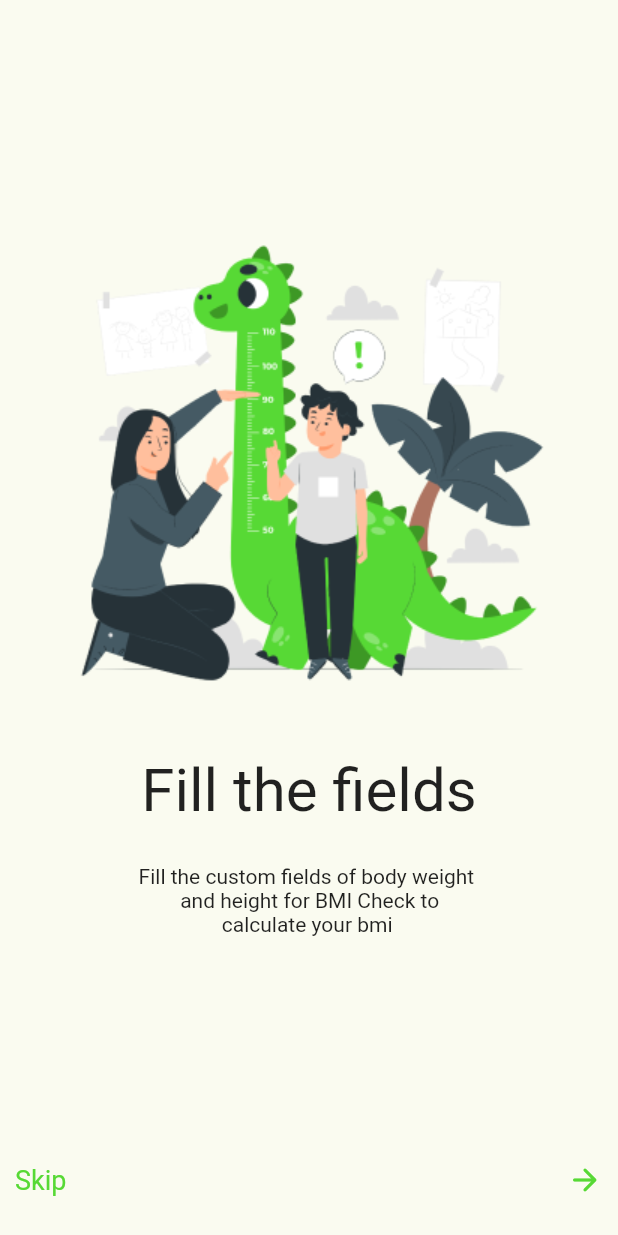
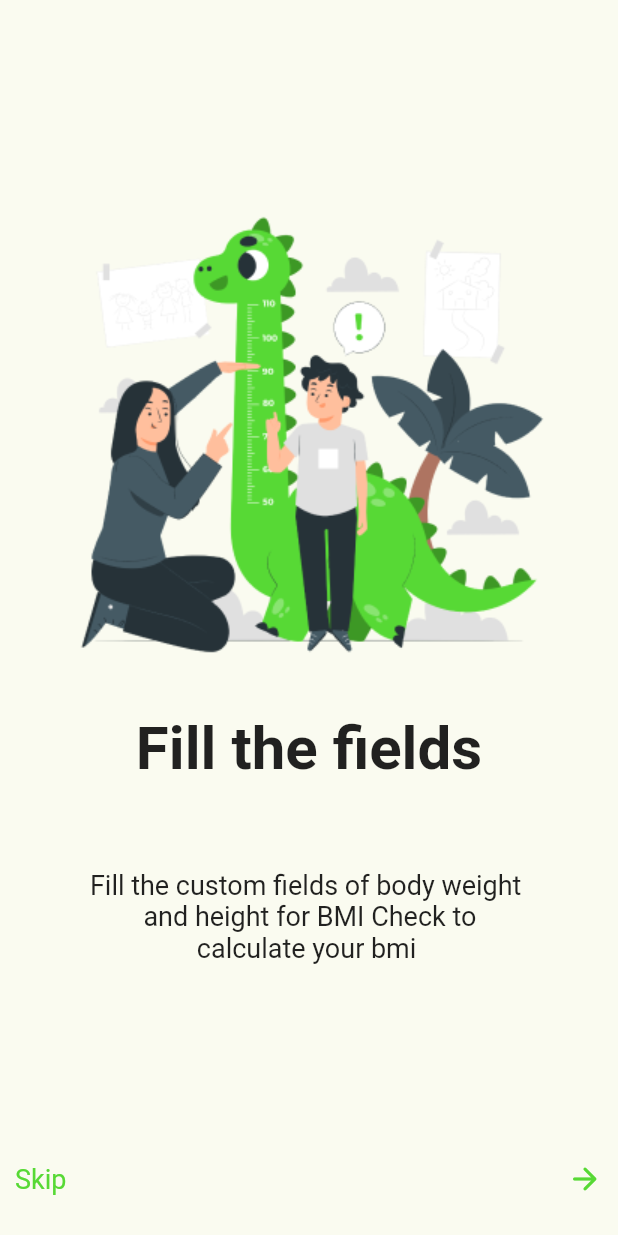
Before and after one commit to Alireza-Seif/BMI, a Flutter app: the IntroPage2 screen opened directly, on a phone screen of 412 x 824 dp. Run offline on Flutter 3.47's test engine with Material 2 defaults, Android fonts, the phone set to English and light mode, and no system bars.

Commit message:
style: Correct formatting of information pages

```diff
--- a/lib/main.dart
+++ b/lib/main.dart
@@ -1,4 +1,4 @@
-import 'package:first/screens/inroPage_3.dart';
+import 'package:first/screens/introPage_2.dart';
 import 'package:flutter/material.dart';
 
 void main() {
@@ -15,7 +15,7 @@ class MyApp extends StatelessWidget {
       debugShowCheckedModeBanner: false,
       title: 'BMI',
       theme: ThemeData(),
-      home: const IntroPage3(),
+      home: const IntroPage2(),
     );
   }
 }
--- a/lib/screens/introPage_2.dart
+++ b/lib/screens/introPage_2.dart
@@ -11,7 +11,7 @@ class IntroPage2 extends StatelessWidget {
             width: double.infinity,
             height: double.infinity,
             color: const Color(0xFFFAFBF0),
-            padding: const EdgeInsets.fromLTRB(10, 0, 10, 0),
+            padding: const EdgeInsets.fromLTRB(10, 0, 10, 10),
             child: const Column(
               mainAxisAlignment: MainAxisAlignment.spaceEvenly,
               children: [
@@ -23,11 +23,17 @@ class IntroPage2 extends StatelessWidget {
                 ),
                 Text(
                   '''Fill the fields''',
-                  style: TextStyle(fontSize: 40),
+                  style: TextStyle(fontSize: 40, fontWeight: FontWeight.bold),
                 ),
-                Text('''Fill the custom fields of body weight
+                SizedBox(
+                  height: 25,
+                ),
+                Text(
+                  '''Fill the custom fields of body weight
         and height for BMI Check to
-                calculate your bmi'''),
+                calculate your bmi''',
+                  style: TextStyle(fontSize: 18),
+                ),
                 SizedBox(
                   height: 100,
                 ),
```
Also changed, not shown: lib/screens/inroPage_3.dart (+10 -5 lines), lib/screens/introPage_1.dart (+7 -4 lines).
